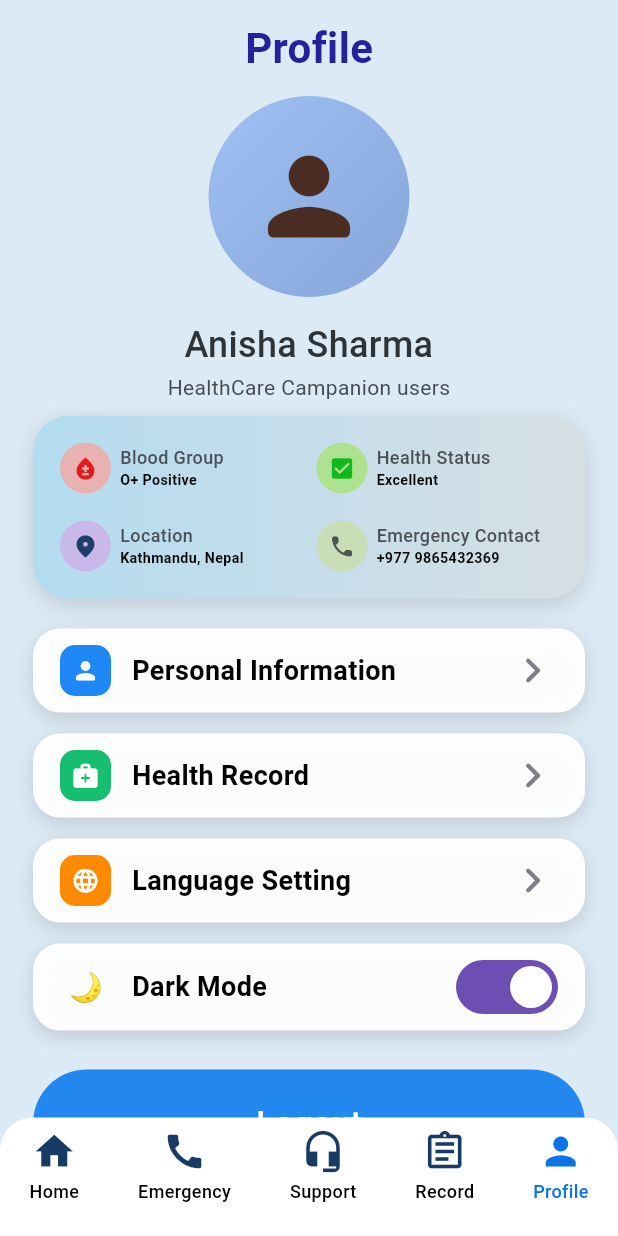
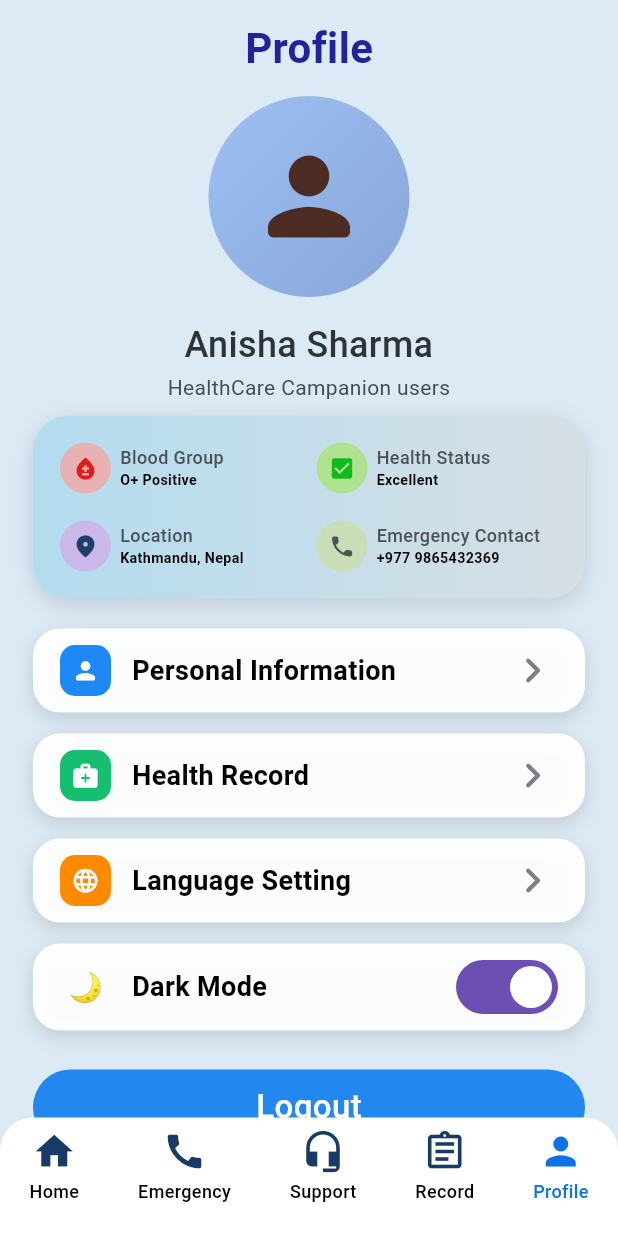
Before and after one commit to aarati123bisankhe/swastha_sathi_frontend, a Flutter app: the ProfileScreen screen opened directly, on a phone screen of 412 x 824 dp. Run offline on Flutter 3.47's test engine with Material 3 defaults, Android fonts, the phone set to English and light mode, and no system bars; our stand-ins replace dio, equatable, flutter_riverpod, flutter_secure_storage, pretty_dio_logger, shared_preferences; missing offline and left inert: dio_smart_retry; accounts and stored records are empty.

```diff
--- a/lib/app/features/dashboard/presentation/pages/profile_screen.dart
+++ b/lib/app/features/dashboard/presentation/pages/profile_screen.dart
@@ -397,10 +397,10 @@ class _LogoutButton extends StatelessWidget {
   Widget build(BuildContext context) {
     return Container(
       width: double.infinity,
-      height: 72,
+      height: 50,
       decoration: BoxDecoration(
         color: const Color(0xFF2287EE),
-        borderRadius: BorderRadius.circular(36),
+        borderRadius: BorderRadius.circular(25),
       ),
       alignment: Alignment.center,
       child: const Text(
```
